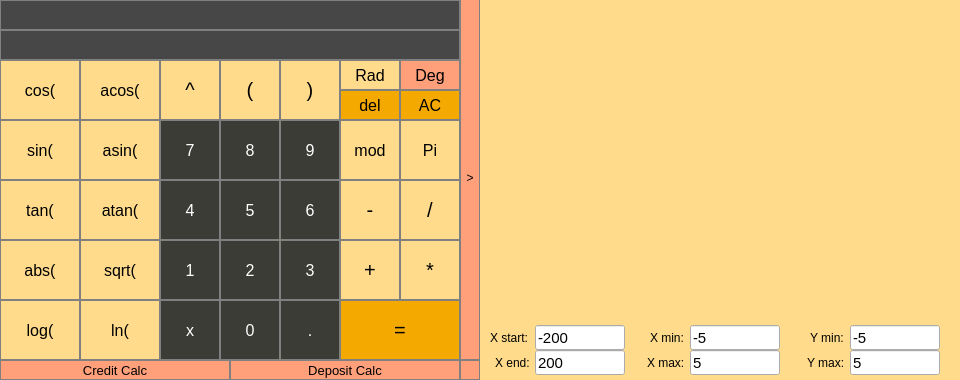
Above: src/view/calc/view_calc.ui from burshlatt/CPP_Qt_SmartCalc before the change. Below: the same form after it.
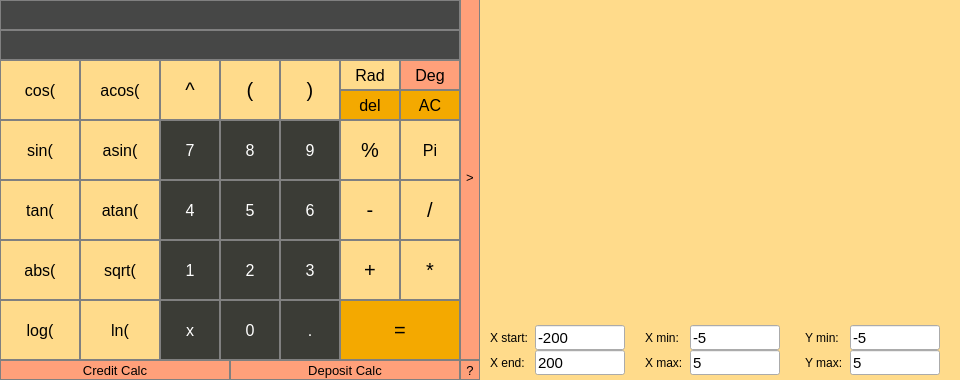
That is the form after the change.

What changed in the file:
```diff
--- a/src/view/calc/view_calc.ui
+++ b/src/view/calc/view_calc.ui
@@ -441,7 +441,7 @@
     </property>
     <property name="font">
      <font>
-      <pointsize>12</pointsize>
+      <pointsize>15</pointsize>
      </font>
     </property>
     <property name="styleSheet">
@@ -457,7 +457,7 @@
 }</string>
     </property>
     <property name="text">
-     <string>mod</string>
+     <string>%</string>
     </property>
    </widget>
    <widget class="QPushButton" name="btnSeven">
@@ -1104,6 +1104,11 @@
       <height>365</height>
      </rect>
     </property>
+    <property name="font">
+     <font>
+      <pointsize>10</pointsize>
+     </font>
+    </property>
     <property name="styleSheet">
      <string notr="true">QPushButton {
   background-color: rgb(255, 160, 122);
@@ -1261,6 +1266,11 @@
       <height>20</height>
      </rect>
     </property>
+    <property name="font">
+     <font>
+      <pointsize>10</pointsize>
+     </font>
+    </property>
     <property name="styleSheet">
      <string notr="true">QPushButton {
   background-color: rgb(255, 160, 122);
@@ -1274,7 +1284,7 @@
 }</string>
     </property>
     <property name="text">
-     <string/>
+     <string>?</string>
     </property>
    </widget>
    <widget class="QPushButton" name="btnPi">
@@ -1376,7 +1386,7 @@
    <widget class="QLabel" name="label">
     <property name="geometry">
      <rect>
-      <x>810</x>
+      <x>805</x>
       <y>325</y>
       <width>40</width>
       <height>25</height>
@@ -1399,7 +1409,7 @@
    <widget class="QLabel" name="label_2">
     <property name="geometry">
      <rect>
-      <x>807</x>
+      <x>805</x>
       <y>350</y>
       <width>45</width>
       <height>25</height>
@@ -1422,7 +1432,7 @@
    <widget class="QLabel" name="label_3">
     <property name="geometry">
      <rect>
-      <x>650</x>
+      <x>645</x>
       <y>325</y>
       <width>40</width>
       <height>25</height>
@@ -1445,7 +1455,7 @@
    <widget class="QLabel" name="label_4">
     <property name="geometry">
      <rect>
-      <x>647</x>
+      <x>645</x>
       <y>350</y>
       <width>45</width>
       <height>25</height>
@@ -1491,7 +1501,7 @@
    <widget class="QLabel" name="label_6">
     <property name="geometry">
      <rect>
-      <x>495</x>
+      <x>490</x>
       <y>350</y>
       <width>40</width>
       <height>25</height>
```
